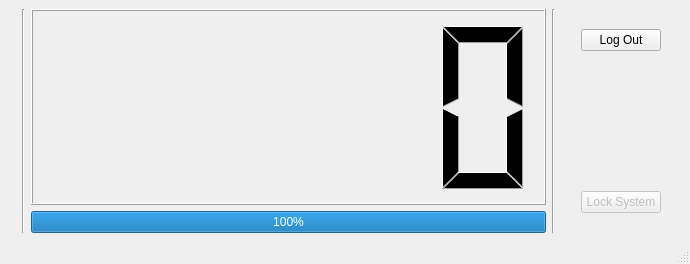
Before: the Qt Designer form libki-client/timerwindow.ui in grpl-eg/Libki, drawn with Qt 5.
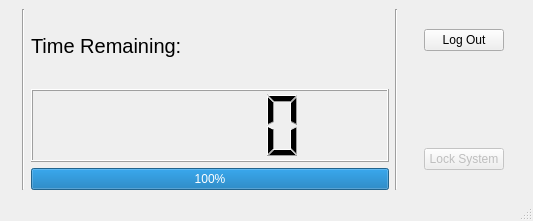
After: the same form once the commit is applied. Icons and pictures are not drawn.

Commit message: Minor graphical changes to login and timer windows.

What changed in the file:
```diff
--- a/libki-client/timerwindow.ui
+++ b/libki-client/timerwindow.ui
@@ -6,8 +6,8 @@
    <rect>
     <x>0</x>
     <y>0</y>
-    <width>690</width>
-    <height>264</height>
+    <width>533</width>
+    <height>221</height>
    </rect>
   </property>
   <property name="windowTitle">
@@ -19,8 +19,8 @@
      <widget class="QLabel" name="logo">
       <property name="maximumSize">
        <size>
-        <width>150</width>
-        <height>150</height>
+        <width>100</width>
+        <height>100</height>
        </size>
       </property>
       <property name="text">
@@ -43,6 +43,18 @@
     </item>
     <item>
      <layout class="QVBoxLayout" name="verticalLayout">
+      <item>
+       <widget class="QLabel" name="label">
+        <property name="font">
+         <font>
+          <pointsize>15</pointsize>
+         </font>
+        </property>
+        <property name="text">
+         <string>Time Remaining:</string>
+        </property>
+       </widget>
+      </item>
       <item>
        <widget class="QLCDNumber" name="lcdNumber">
         <property name="smallDecimalPoint">
```
Left out of the diff: 15 changed lines with no effect on the pictures. The commit also changes 2 other files.
